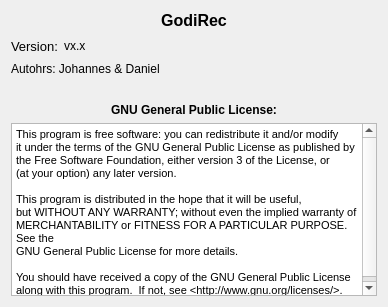
Qt form godirec/data/ui/about.ui (quitejonny/godirec) before a commit.
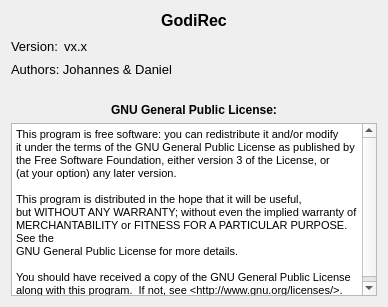
The same form after that commit. Icons and pictures are not drawn.

Commit message: small adjustments in GUI and delete print

The edit to the form file:
```diff
--- a/godirec/data/ui/about.ui
+++ b/godirec/data/ui/about.ui
@@ -56,6 +56,11 @@
        </item>
        <item>
         <widget class="QLabel" name="label_ver">
+         <property name="font">
+          <font>
+           <pointsize>10</pointsize>
+          </font>
+         </property>
          <property name="text">
           <string>vx.x</string>
          </property>
@@ -78,8 +83,13 @@
      </item>
      <item>
       <widget class="QLabel" name="label_4">
+       <property name="font">
+        <font>
+         <pointsize>10</pointsize>
+        </font>
+       </property>
        <property name="text">
-        <string>Autohrs: Johannes &amp; Daniel</string>
+        <string>Authors: Johannes &amp; Daniel</string>
        </property>
       </widget>
      </item>
```
The commit also changes 2 other files.
